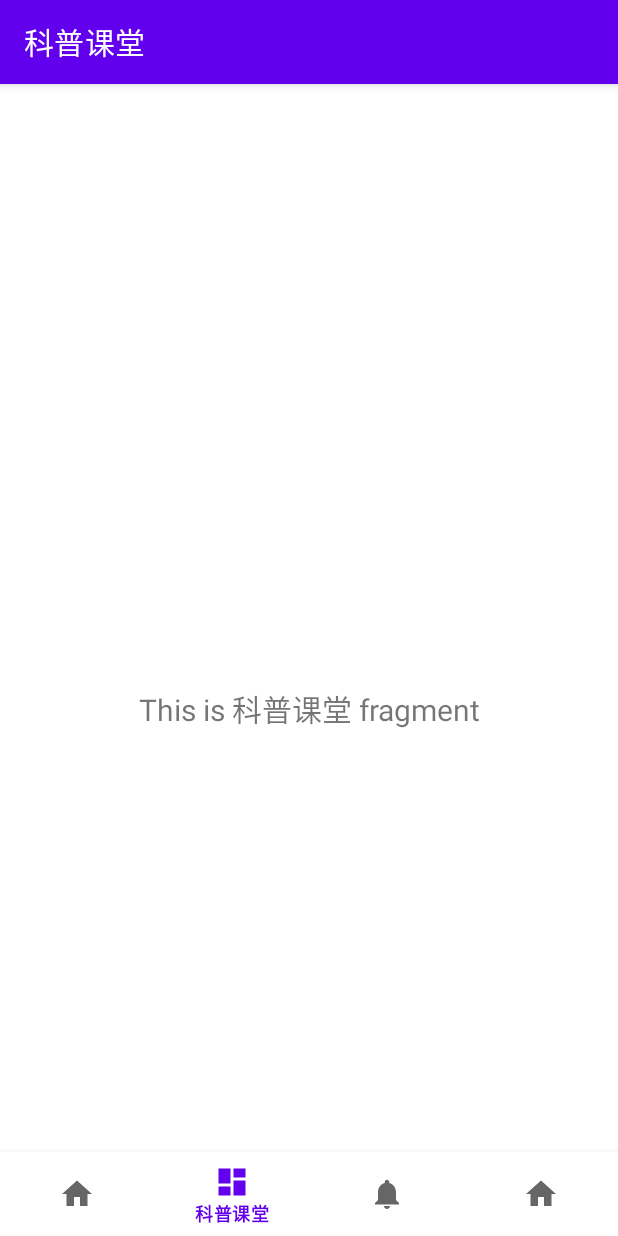
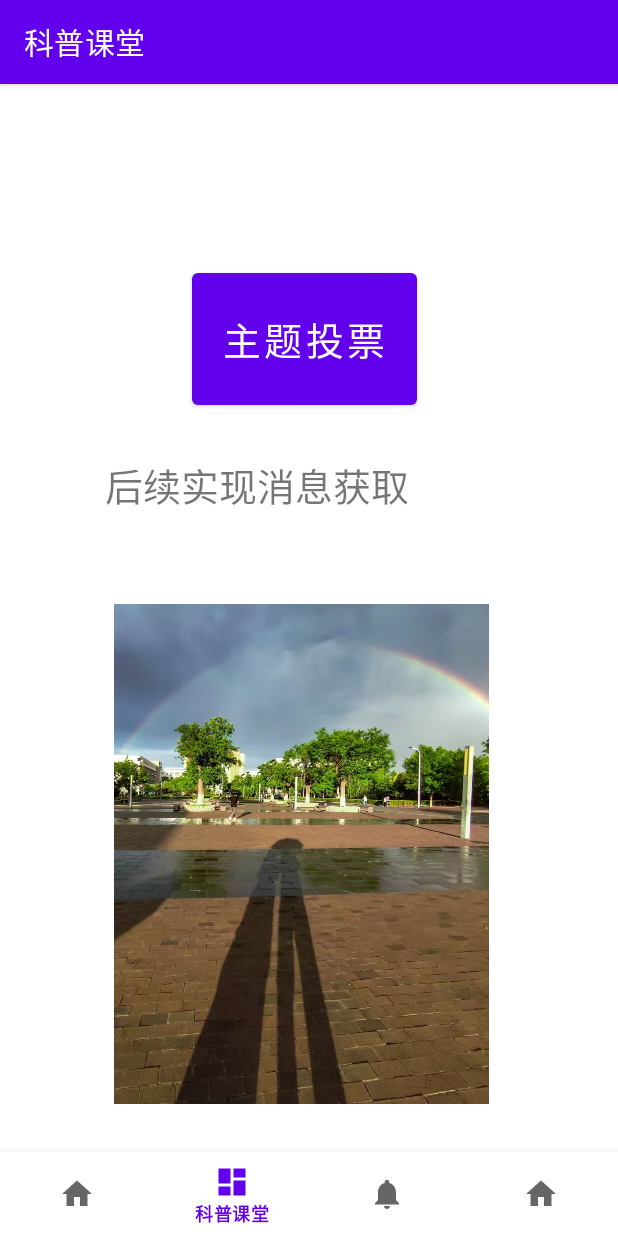
Before and after one commit to TGUClouder/CloudChat_volunteer, an Android app: the WorkshopFragment screen opened through its navigation route, on a phone screen of 412 x 824 dp. Run offline under Robolectric (Android 15) with nearby library versions, the phone set to English and light mode, and no system bars; our stand-ins replace navigation-ui.

Commit message:
commit 2025/01/20

```diff
--- a/app/src/main/java/com/example/cloudchat_volunteer/ui/science_workshop/WorkshopFragment.java
+++ b/app/src/main/java/com/example/cloudchat_volunteer/ui/science_workshop/WorkshopFragment.java
@@ -1,15 +1,22 @@
 package com.example.cloudchat_volunteer.ui.science_workshop;
 
+import android.app.AlertDialog;
+import android.content.DialogInterface;
 import android.os.Bundle;
 import android.view.LayoutInflater;
 import android.view.View;
 import android.view.ViewGroup;
+import android.widget.Button;
+import android.widget.EditText;
+import android.widget.ImageView;
 import android.widget.TextView;
+import android.widget.Toast;
 
 import androidx.annotation.NonNull;
 import androidx.fragment.app.Fragment;
 import androidx.lifecycle.ViewModelProvider;
 
+import com.example.cloudchat_volunteer.R;
 import com.example.cloudchat_volunteer.databinding.FragmentWorkshopBinding;
 
 public class WorkshopFragment extends Fragment {
@@ -24,9 +31,58 @@ public class WorkshopFragment extends Fragment {
         binding = FragmentWorkshopBinding.inflate(inflater, container, false);
         View root = binding.getRoot();
 
-        final TextView textView = binding.textWorkshop;
-        workshopViewModel.getText().observe(getViewLifecycleOwner(), textView::setText);
+        final Button button_vote = binding.voteButton;
+        final TextView textView = binding.textPushing;
+        final ImageView imageView_live = binding.liveImageview;
+
+        GetPushingMessage();
+
+
+        button_vote.setOnClickListener(this::ShowVoteDialog);
+        imageView_live.setOnClickListener(this::ShowLive);
+        textView.setOnClickListener(this::ShowPushing);
+
+
+//        final TextView textView = binding.textWorkshop;
+//        workshopViewModel.getText().observe(getViewLifecycleOwner(), textView::setText);
+
         return root;
+    }
+
+    // GetTextPushingFromDatabase
+
+    private void GetPushingMessage(){
+        String message = "后续实现消息获取";
+        this.binding.textPushing.setText(message);
+    }
+
+    private void ShowVoteDialog(View v) {
+        View view = getLayoutInflater().inflate(R.layout.custom_dialog, null);
+        final EditText editText = (EditText) view.findViewById(R.id.dialog_edit);
+        AlertDialog dialog = new AlertDialog.Builder(getContext())
+                .setIcon(R.mipmap.app_icon)//设置标题的图片
+                .setTitle("半自定义对话框")//设置对话框的标题
+                .setView(view)
+                .setNegativeButton("取消", new DialogInterface.OnClickListener() {
+                    @Override
+                    public void onClick(DialogInterface dialog, int which) {
+                        dialog.dismiss();
+                    }
+                })
+                .setPositiveButton("确定", new DialogInterface.OnClickListener() {
+                    @Override
+                    public void onClick(DialogInterface dialog, int which) {
+                        String content = editText.getText().toString();
+                        Toast.makeText(getContext(), content, Toast.LENGTH_SHORT).show();
+                        dialog.dismiss();
+                    }
+                }).create();
+        dialog.show();
+
+    }
+
+    private void ShowLive(View v) {
+        Toast.makeText(getContext(), "后续实现跳转直播", Toast.LENGTH_SHORT).show();
     }
 
     @Override
@@ -34,4 +90,9 @@ public class WorkshopFragment extends Fragment {
         super.onDestroyView();
         binding = null;
     }
+
+    private void ShowPushing(View view) {
+        Toast.makeText(getContext(), this.binding.textPushing.getText(), Toast.LENGTH_SHORT).show();
+    }
+
 }
--- a/app/src/main/res/layout/fragment_workshop.xml
+++ b/app/src/main/res/layout/fragment_workshop.xml
@@ -7,17 +7,49 @@
     tools:context=".ui.science_workshop.WorkshopFragment">
     <!--context 绑定ui逻辑 -->
 
-    <TextView
-        android:id="@+id/text_workshop"
-        android:layout_width="match_parent"
-        android:layout_height="wrap_content"
-        android:layout_marginStart="8dp"
-        android:layout_marginTop="8dp"
-        android:layout_marginEnd="8dp"
-        android:textAlignment="center"
-        android:textSize="20sp"
-        app:layout_constraintBottom_toBottomOf="parent"
-        app:layout_constraintEnd_toEndOf="parent"
+    <Button
+        android:id="@+id/vote_button"
+        android:layout_width="150dp"
+        android:layout_height="100dp"
+        android:layout_marginStart="128dp"
+        android:layout_marginTop="64dp"
+        android:text="主题投票"
+        android:textSize="25dp"
         app:layout_constraintStart_toStartOf="parent"
         app:layout_constraintTop_toTopOf="parent" />
+
+
+    <TextView
+        android:id="@+id/text_pushing"
+        android:layout_width="274dp"
+        android:layout_height="97dp"
+        android:layout_marginTop="192dp"
+        android:layout_marginEnd="68dp"
+        android:text="这里是消息推送(后续实现)"
+        android:textSize="25dp"
+        app:layout_constraintEnd_toEndOf="parent"
+        app:layout_constraintTop_toTopOf="parent" />
+
+    <ImageView
+        android:id="@+id/live_imageview"
+        android:layout_width="265dp"
+        android:layout_height="333dp"
+        android:layout_marginStart="68dp"
+        android:layout_marginBottom="88dp"
+        android:src="@drawable/shadows"
+        app:layout_constraintBottom_toBottomOf="parent"
+        app:layout_constraintStart_toStartOf="parent" />
+    <!--    <TextView-->
+<!--        android:id="@+id/text_workshop"-->
+<!--        android:layout_width="match_parent"-->
+<!--        android:layout_height="wrap_content"-->
+<!--        android:layout_marginStart="8dp"-->
+<!--        android:layout_marginTop="8dp"-->
+<!--        android:layout_marginEnd="8dp"-->
+<!--        android:textAlignment="center"-->
+<!--        android:textSize="20sp"-->
+<!--        app:layout_constraintBottom_toBottomOf="parent"-->
+<!--        app:layout_constraintEnd_toEndOf="parent"-->
+<!--        app:layout_constraintStart_toStartOf="parent"-->
+<!--        app:layout_constraintTop_toTopOf="parent" />-->
 </androidx.constraintlayout.widget.ConstraintLayout>
```
Also changed, not shown: app/src/main/res/layout/custom_dialog.xml (added, +13 -0 lines), app/src/main/res/drawable/shadows.jpg (added).
